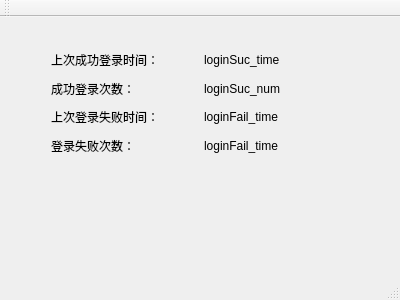
First picture: the form in src/mainwindow.ui, repository 2013timlee/PasswordBook, before the edit.
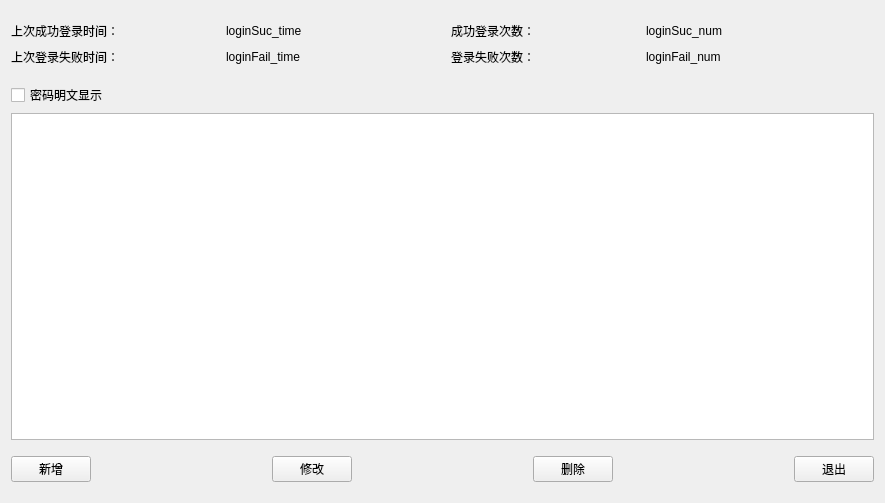
Second picture: the form after the edit.

Commit message: 已经初始化显示界面

```diff
--- a/src/mainwindow.ui
+++ b/src/mainwindow.ui
@@ -6,26 +6,35 @@
    <rect>
     <x>0</x>
     <y>0</y>
-    <width>400</width>
-    <height>300</height>
+    <width>885</width>
+    <height>503</height>
    </rect>
   </property>
   <property name="windowTitle">
    <string>MainWindow</string>
   </property>
   <widget class="QWidget" name="centralWidget">
-   <widget class="QWidget" name="layoutWidget">
-    <property name="geometry">
-     <rect>
-      <x>40</x>
-      <y>20</y>
-      <width>321</width>
-      <height>131</height>
-     </rect>
-    </property>
     <layout class="QVBoxLayout" name="verticalLayout">
      <item>
-      <layout class="QHBoxLayout" name="horizontalLayout_3">
+     <spacer name="verticalSpacer_4">
+      <property name="orientation">
+       <enum>Qt::Vertical</enum>
+      </property>
+      <property name="sizeType">
+       <enum>QSizePolicy::Fixed</enum>
+      </property>
+      <property name="sizeHint" stdset="0">
+       <size>
+        <width>20</width>
+        <height>10</height>
+       </size>
+      </property>
+     </spacer>
+    </item>
+    <item>
+     <layout class="QHBoxLayout" name="horizontalLayout_5">
+      <item>
+       <layout class="QHBoxLayout" name="horizontalLayout">
        <item>
         <widget class="QLabel" name="label_2">
          <property name="text">
@@ -34,7 +43,7 @@
         </widget>
        </item>
        <item>
-        <widget class="QLabel" name="label_3">
+         <widget class="QLabel" name="loginSuc_time">
          <property name="text">
           <string>loginSuc_time</string>
          </property>
@@ -43,7 +52,23 @@
       </layout>
      </item>
      <item>
-      <layout class="QHBoxLayout" name="horizontalLayout_4">
+       <spacer name="horizontalSpacer">
+        <property name="orientation">
+         <enum>Qt::Horizontal</enum>
+        </property>
+        <property name="sizeType">
+         <enum>QSizePolicy::Fixed</enum>
+        </property>
+        <property name="sizeHint" stdset="0">
+         <size>
+          <width>10</width>
+          <height>20</height>
+         </size>
+        </property>
+       </spacer>
+      </item>
+      <item>
+       <layout class="QHBoxLayout" name="horizontalLayout_2">
        <item>
         <widget class="QLabel" name="label_5">
          <property name="text">
@@ -52,16 +77,36 @@
         </widget>
        </item>
        <item>
-        <widget class="QLabel" name="label_4">
+         <widget class="QLabel" name="loginSuc_num">
          <property name="text">
           <string>loginSuc_num</string>
          </property>
         </widget>
        </item>
-      </layout>
-     </item>
+        <item>
+         <spacer name="horizontalSpacer_7">
+          <property name="orientation">
+           <enum>Qt::Horizontal</enum>
+          </property>
+          <property name="sizeType">
+           <enum>QSizePolicy::Fixed</enum>
+          </property>
+          <property name="sizeHint" stdset="0">
+           <size>
+            <width>40</width>
+            <height>20</height>
+           </size>
+          </property>
+         </spacer>
+        </item>
+       </layout>
+      </item>
+     </layout>
+    </item>
      <item>
-      <layout class="QHBoxLayout" name="horizontalLayout_5">
+     <layout class="QHBoxLayout" name="horizontalLayout_6">
+      <item>
+       <layout class="QHBoxLayout" name="horizontalLayout_3">
        <item>
         <widget class="QLabel" name="label_6">
          <property name="text">
@@ -70,7 +115,7 @@
         </widget>
        </item>
        <item>
-        <widget class="QLabel" name="label_7">
+         <widget class="QLabel" name="loginFail_time">
          <property name="text">
           <string>loginFail_time</string>
          </property>
@@ -79,7 +124,23 @@
       </layout>
      </item>
      <item>
-      <layout class="QHBoxLayout" name="horizontalLayout_6">
+       <spacer name="horizontalSpacer_2">
+        <property name="orientation">
+         <enum>Qt::Horizontal</enum>
+        </property>
+        <property name="sizeType">
+         <enum>QSizePolicy::Fixed</enum>
+        </property>
+        <property name="sizeHint" stdset="0">
+         <size>
+          <width>10</width>
+          <height>20</height>
+         </size>
+        </property>
+       </spacer>
+      </item>
+      <item>
+       <layout class="QHBoxLayout" name="horizontalLayout_4">
        <item>
         <widget class="QLabel" name="label_8">
          <property name="text">
@@ -88,36 +149,163 @@
         </widget>
        </item>
        <item>
-        <widget class="QLabel" name="label_9">
+         <widget class="QLabel" name="loginFail_num">
          <property name="text">
-          <string>loginFail_time</string>
+           <string>loginFail_num</string>
          </property>
         </widget>
        </item>
+        <item>
+         <spacer name="horizontalSpacer_6">
+          <property name="orientation">
+           <enum>Qt::Horizontal</enum>
+          </property>
+          <property name="sizeType">
+           <enum>QSizePolicy::Fixed</enum>
+          </property>
+          <property name="sizeHint" stdset="0">
+           <size>
+            <width>40</width>
+            <height>20</height>
+           </size>
+          </property>
+         </spacer>
+        </item>
       </layout>
      </item>
     </layout>
-   </widget>
-  </widget>
-  <widget class="QMenuBar" name="menuBar">
-   <property name="geometry">
-    <rect>
-     <x>0</x>
-     <y>0</y>
-     <width>400</width>
-     <height>23</height>
-    </rect>
-   </property>
-  </widget>
-  <widget class="QToolBar" name="mainToolBar">
-   <attribute name="toolBarArea">
-    <enum>TopToolBarArea</enum>
-   </attribute>
-   <attribute name="toolBarBreak">
-    <bool>false</bool>
-   </attribute>
-  </widget>
-  <widget class="QStatusBar" name="statusBar"/>
+    </item>
+    <item>
+     <spacer name="verticalSpacer_3">
+      <property name="orientation">
+       <enum>Qt::Vertical</enum>
+      </property>
+      <property name="sizeType">
+       <enum>QSizePolicy::Fixed</enum>
+      </property>
+      <property name="sizeHint" stdset="0">
+       <size>
+        <width>20</width>
+        <height>10</height>
+       </size>
+      </property>
+     </spacer>
+    </item>
+    <item>
+     <widget class="QCheckBox" name="showClearText">
+      <property name="text">
+       <string>密码明文显示</string>
+      </property>
+     </widget>
+    </item>
+    <item>
+     <widget class="QTableWidget" name="accountInfoView"/>
+    </item>
+    <item>
+     <spacer name="verticalSpacer">
+      <property name="orientation">
+       <enum>Qt::Vertical</enum>
+      </property>
+      <property name="sizeType">
+       <enum>QSizePolicy::Fixed</enum>
+      </property>
+      <property name="sizeHint" stdset="0">
+       <size>
+        <width>20</width>
+        <height>10</height>
+       </size>
+      </property>
+     </spacer>
+    </item>
+    <item>
+     <layout class="QHBoxLayout" name="horizontalLayout_7">
+      <item>
+       <widget class="QPushButton" name="addBtn">
+        <property name="text">
+         <string>新增</string>
+        </property>
+       </widget>
+      </item>
+      <item>
+       <spacer name="horizontalSpacer_3">
+        <property name="orientation">
+         <enum>Qt::Horizontal</enum>
+        </property>
+        <property name="sizeHint" stdset="0">
+         <size>
+          <width>40</width>
+          <height>20</height>
+         </size>
+        </property>
+       </spacer>
+      </item>
+      <item>
+       <widget class="QPushButton" name="editBtn">
+        <property name="text">
+         <string>修改</string>
+        </property>
+       </widget>
+      </item>
+      <item>
+       <spacer name="horizontalSpacer_4">
+        <property name="orientation">
+         <enum>Qt::Horizontal</enum>
+        </property>
+        <property name="sizeHint" stdset="0">
+         <size>
+          <width>40</width>
+          <height>20</height>
+         </size>
+        </property>
+       </spacer>
+      </item>
+      <item>
+       <widget class="QPushButton" name="deleteBtn">
+        <property name="text">
+         <string>删除</string>
+        </property>
+       </widget>
+      </item>
+      <item>
+       <spacer name="horizontalSpacer_5">
+        <property name="orientation">
+         <enum>Qt::Horizontal</enum>
+        </property>
+        <property name="sizeHint" stdset="0">
+         <size>
+          <width>40</width>
+          <height>20</height>
+         </size>
+        </property>
+       </spacer>
+      </item>
+      <item>
+       <widget class="QPushButton" name="exitBtn">
+        <property name="text">
+         <string>退出</string>
+        </property>
+       </widget>
+      </item>
+     </layout>
+    </item>
+    <item>
+     <spacer name="verticalSpacer_2">
+      <property name="orientation">
+       <enum>Qt::Vertical</enum>
+      </property>
+      <property name="sizeType">
+       <enum>QSizePolicy::Fixed</enum>
+      </property>
+      <property name="sizeHint" stdset="0">
+       <size>
+        <width>20</width>
+        <height>10</height>
+       </size>
+      </property>
+     </spacer>
+    </item>
+   </layout>
+  </widget>
  </widget>
  <layoutdefault spacing="6" margin="11"/>
  <resources/>
```
Lines whose indentation alone changed are shown as unchanged. The commit also changes 5 other files.
